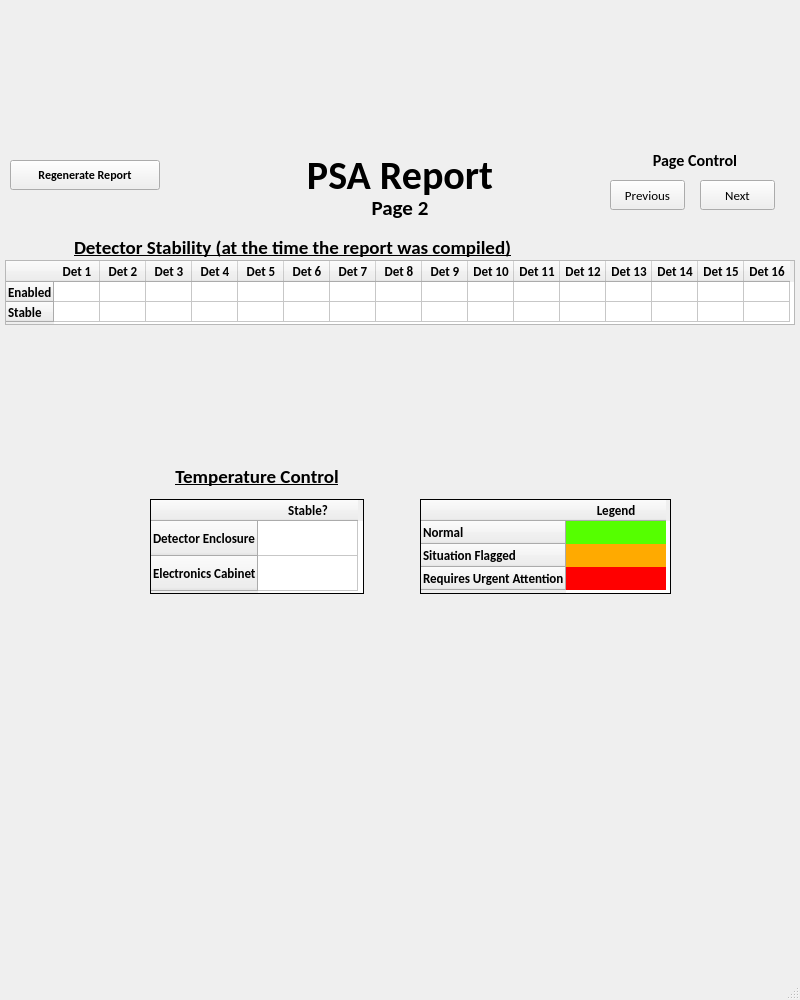
Before: the Qt Designer form PSA_page2.ui in LintonRitchie/Scantech_Monthly_PSA_Report, drawn with Qt 5.
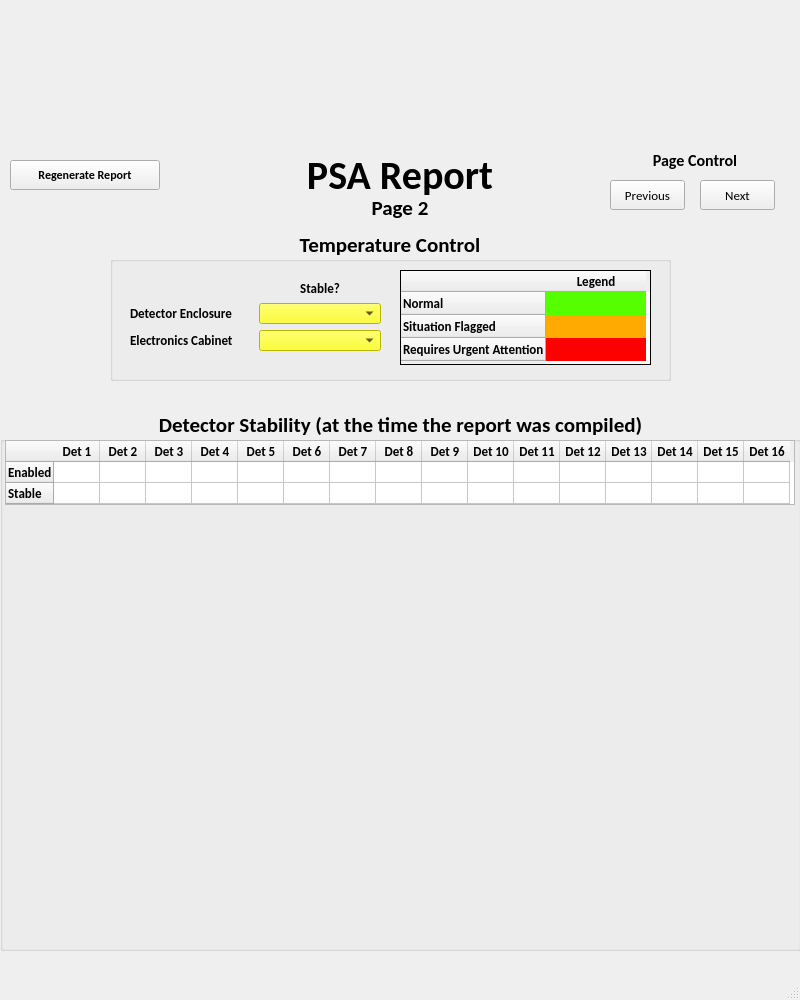
After: the same form once the commit is applied. Icons and pictures are not drawn.

```diff
--- a/PSA_page2.ui
+++ b/PSA_page2.ui
@@ -3,6 +3,9 @@
  <author>Linton Ritchie - Scantech (C) 2022</author>
  <class>PSAPage2</class>
  <widget class="QMainWindow" name="PSAPage2">
+  <property name="enabled">
+   <bool>true</bool>
+  </property>
   <property name="geometry">
    <rect>
     <x>0</x>
@@ -176,11 +179,341 @@
      <set>Qt::AlignCenter</set>
     </property>
    </widget>
+   <widget class="QGroupBox" name="groupBox">
+    <property name="enabled">
+     <bool>true</bool>
+    </property>
+    <property name="geometry">
+     <rect>
+      <x>110</x>
+      <y>230</y>
+      <width>561</width>
+      <height>151</height>
+     </rect>
+    </property>
+    <property name="font">
+     <font>
+      <family>Calibri</family>
+      <pointsize>16</pointsize>
+      <weight>75</weight>
+      <bold>true</bold>
+     </font>
+    </property>
+    <property name="title">
+     <string>Temperature Control</string>
+    </property>
+    <property name="alignment">
+     <set>Qt::AlignCenter</set>
+    </property>
+    <widget class="QWidget" name="">
+     <property name="geometry">
+      <rect>
+       <x>20</x>
+       <y>50</y>
+       <width>251</width>
+       <height>71</height>
+      </rect>
+     </property>
+     <layout class="QGridLayout" name="gridLayout">
+      <item row="3" column="0">
+       <widget class="QLabel" name="label_4">
+        <property name="font">
+         <font>
+          <family>Calibri</family>
+          <pointsize>10</pointsize>
+          <weight>75</weight>
+          <bold>true</bold>
+         </font>
+        </property>
+        <property name="text">
+         <string>Detector Enclosure</string>
+        </property>
+       </widget>
+      </item>
+      <item row="4" column="1">
+       <widget class="QComboBox" name="ElecCabTempcomboBox">
+        <property name="font">
+         <font>
+          <pointsize>10</pointsize>
+         </font>
+        </property>
+        <property name="styleSheet">
+         <string notr="true">background-color: rgb(255, 255, 0);</string>
+        </property>
+        <item>
+         <property name="text">
+          <string> </string>
+         </property>
+        </item>
+        <item>
+         <property name="text">
+          <string>Yes</string>
+         </property>
+        </item>
+        <item>
+         <property name="text">
+          <string>No</string>
+         </property>
+        </item>
+       </widget>
+      </item>
+      <item row="4" column="0">
+       <widget class="QLabel" name="label_5">
+        <property name="font">
+         <font>
+          <family>Calibri</family>
+          <pointsize>10</pointsize>
+          <weight>75</weight>
+          <bold>true</bold>
+         </font>
+        </property>
+        <property name="text">
+         <string>Electronics Cabinet</string>
+        </property>
+       </widget>
+      </item>
+      <item row="3" column="1">
+       <widget class="QComboBox" name="DetTempcomboBox">
+        <property name="font">
+         <font>
+          <pointsize>10</pointsize>
+         </font>
+        </property>
+        <property name="acceptDrops">
+         <bool>true</bool>
+        </property>
+        <property name="autoFillBackground">
+         <bool>false</bool>
+        </property>
+        <property name="styleSheet">
+         <string notr="true">background-color: rgb(255, 255, 0);</string>
+        </property>
+        <item>
+         <property name="text">
+          <string> </string>
+         </property>
+        </item>
+        <item>
+         <property name="text">
+          <string>Yes</string>
+         </property>
+        </item>
+        <item>
+         <property name="text">
+          <string>No</string>
+         </property>
+        </item>
+       </widget>
+      </item>
+      <item row="2" column="1">
+       <widget class="QLabel" name="label_6">
+        <property name="font">
+         <font>
+          <family>Calibri</family>
+          <pointsize>10</pointsize>
+          <weight>75</weight>
+          <bold>true</bold>
+         </font>
+        </property>
+        <property name="text">
+         <string>Stable?</string>
+        </property>
+        <property name="alignment">
+         <set>Qt::AlignBottom|Qt::AlignHCenter</set>
+        </property>
+       </widget>
+      </item>
+     </layout>
+    </widget>
+    <widget class="QTableWidget" name="tableWidget_5">
+     <property name="geometry">
+      <rect>
+       <x>290</x>
+       <y>40</y>
+       <width>251</width>
+       <height>95</height>
+      </rect>
+     </property>
+     <property name="font">
+      <font>
+       <pointsize>10</pointsize>
+      </font>
+     </property>
+     <property name="frameShape">
+      <enum>QFrame::Box</enum>
+     </property>
+     <property name="frameShadow">
+      <enum>QFrame::Plain</enum>
+     </property>
+     <property name="verticalScrollBarPolicy">
+      <enum>Qt::ScrollBarAlwaysOff</enum>
+     </property>
+     <property name="horizontalScrollBarPolicy">
+      <enum>Qt::ScrollBarAlwaysOff</enum>
+     </property>
+     <property name="showGrid">
+      <bool>false</bool>
+     </property>
+     <attribute name="horizontalHeaderMinimumSectionSize">
+      <number>30</number>
+     </attribute>
+     <attribute name="verticalHeaderDefaultSectionSize">
+      <number>23</number>
+     </attribute>
+     <attribute name="verticalHeaderMinimumSectionSize">
+      <number>20</number>
+     </attribute>
+     <row>
+      <property name="text">
+       <string>Normal</string>
+      </property>
+      <property name="font">
+       <font>
+        <family>Calibri</family>
+        <pointsize>10</pointsize>
+        <weight>75</weight>
+        <bold>true</bold>
+       </font>
+      </property>
+     </row>
+     <row>
+      <property name="text">
+       <string>Situation Flagged</string>
+      </property>
+      <property name="font">
+       <font>
+        <family>Calibri</family>
+        <pointsize>10</pointsize>
+        <weight>75</weight>
+        <bold>true</bold>
+       </font>
+      </property>
+     </row>
+     <row>
+      <property name="text">
+       <string>Requires Urgent Attention</string>
+      </property>
+      <property name="font">
+       <font>
+        <family>Calibri</family>
+        <pointsize>10</pointsize>
+        <weight>75</weight>
+        <bold>true</bold>
+       </font>
+      </property>
+     </row>
+     <column>
+      <property name="text">
+       <string>Legend</string>
+      </property>
+      <property name="font">
+       <font>
+        <family>Calibri</family>
+        <pointsize>10</pointsize>
+        <weight>75</weight>
+        <bold>true</bold>
+       </font>
+      </property>
+     </column>
+     <item row="0" column="0">
+      <property name="text">
+       <string>yt</string>
+      </property>
+      <property name="background">
+       <brush brushstyle="SolidPattern">
+        <color alpha="255">
+         <red>85</red>
+         <green>255</green>
+         <blue>0</blue>
+        </color>
+       </brush>
+      </property>
+      <property name="foreground">
+       <brush brushstyle="SolidPattern">
+        <color alpha="255">
+         <red>85</red>
+         <green>255</green>
+         <blue>0</blue>
+        </color>
+       </brush>
+      </property>
+     </item>
+     <item row="1" column="0">
+      <property name="text">
+       <string/>
+      </property>
+      <property name="background">
+       <brush brushstyle="SolidPattern">
+        <color alpha="255">
+         <red>255</red>
+         <green>170</green>
+         <blue>0</blue>
+        </color>
+       </brush>
+      </property>
+      <property name="foreground">
+       <brush brushstyle="SolidPattern">
+        <color alpha="255">
+         <red>0</red>
+         <green>0</green>
+         <blue>0</blue>
+        </color>
+       </brush>
+      </property>
+     </item>
+     <item row="2" column="0">
+      <property name="text">
+       <string/>
+      </property>
+      <property name="background">
+       <brush brushstyle="SolidPattern">
+        <color alpha="255">
+         <red>255</red>
+         <green>0</green>
+         <blue>0</blue>
+        </color>
+       </brush>
+      </property>
+      <property name="foreground">
+       <brush brushstyle="NoBrush">
+        <color alpha="255">
+         <red>255</red>
+         <green>0</green>
+         <blue>0</blue>
+        </color>
+       </brush>
+      </property>
+     </item>
+    </widget>
+   </widget>
+   <widget class="QGroupBox" name="groupBox_2">
+    <property name="geometry">
+     <rect>
+      <x>0</x>
+      <y>410</y>
+      <width>801</width>
+      <height>541</height>
+     </rect>
+    </property>
+    <property name="font">
+     <font>
+      <family>Calibri</family>
+      <pointsize>16</pointsize>
+      <weight>75</weight>
+      <bold>true</bold>
+     </font>
+    </property>
+    <property name="title">
+     <string>Detector Stability (at the time the report was compiled)</string>
+    </property>
+    <property name="alignment">
+     <set>Qt::AlignCenter</set>
+    </property>
    <widget class="QTableWidget" name="tableWidget">
     <property name="geometry">
      <rect>
       <x>5</x>
-      <y>260</y>
+       <y>30</y>
       <width>790</width>
       <height>65</height>
      </rect>
@@ -191,6 +524,11 @@
       <verstretch>0</verstretch>
      </sizepolicy>
     </property>
+     <property name="font">
+      <font>
+       <pointsize>10</pointsize>
+      </font>
+     </property>
     <property name="verticalScrollBarPolicy">
      <enum>Qt::ScrollBarAlwaysOff</enum>
     </property>
@@ -444,288 +782,13 @@
      </property>
     </column>
    </widget>
-   <widget class="QLabel" name="psa_report_title_3">
-    <property name="geometry">
-     <rect>
-      <x>74</x>
-      <y>230</y>
-      <width>500</width>
-      <height>30</height>
-     </rect>
-    </property>
-    <property name="font">
-     <font>
-      <family>Calibri</family>
-      <pointsize>14</pointsize>
-      <weight>75</weight>
-      <bold>true</bold>
-      <underline>true</underline>
-     </font>
-    </property>
-    <property name="text">
-     <string>Detector Stability (at the time the report was compiled)</string>
-    </property>
-    <property name="alignment">
-     <set>Qt::AlignBottom|Qt::AlignLeading|Qt::AlignLeft</set>
-    </property>
-   </widget>
-   <widget class="QTableWidget" name="tableWidget_4">
-    <property name="geometry">
-     <rect>
-      <x>150</x>
-      <y>499</y>
-      <width>214</width>
-      <height>95</height>
-     </rect>
-    </property>
-    <property name="frameShape">
-     <enum>QFrame::Box</enum>
-    </property>
-    <property name="frameShadow">
-     <enum>QFrame::Plain</enum>
-    </property>
-    <property name="verticalScrollBarPolicy">
-     <enum>Qt::ScrollBarAlwaysOff</enum>
-    </property>
-    <property name="horizontalScrollBarPolicy">
-     <enum>Qt::ScrollBarAlwaysOff</enum>
-    </property>
-    <property name="showGrid">
-     <bool>true</bool>
-    </property>
-    <property name="gridStyle">
-     <enum>Qt::SolidLine</enum>
-    </property>
-    <attribute name="verticalHeaderDefaultSectionSize">
-     <number>35</number>
-    </attribute>
-    <row>
-     <property name="text">
-      <string>Detector Enclosure</string>
-     </property>
-     <property name="font">
-      <font>
-       <family>Calibri</family>
-       <pointsize>10</pointsize>
-       <weight>75</weight>
-       <bold>true</bold>
-      </font>
-     </property>
-    </row>
-    <row>
-     <property name="text">
-      <string>Electronics Cabinet</string>
-     </property>
-     <property name="font">
-      <font>
-       <family>Calibri</family>
-       <pointsize>10</pointsize>
-       <weight>75</weight>
-       <bold>true</bold>
-      </font>
-     </property>
-    </row>
-    <column>
-     <property name="text">
-      <string>Stable?</string>
-     </property>
-     <property name="font">
-      <font>
-       <family>Calibri</family>
-       <pointsize>10</pointsize>
-       <weight>75</weight>
-       <bold>true</bold>
-      </font>
-     </property>
-    </column>
-   </widget>
-   <widget class="QLabel" name="psa_report_title_4">
-    <property name="geometry">
-     <rect>
-      <x>150</x>
-      <y>459</y>
-      <width>214</width>
-      <height>30</height>
-     </rect>
-    </property>
-    <property name="font">
-     <font>
-      <family>Calibri</family>
-      <pointsize>14</pointsize>
-      <weight>75</weight>
-      <bold>true</bold>
-      <underline>true</underline>
-     </font>
-    </property>
-    <property name="text">
-     <string>Temperature Control</string>
-    </property>
-    <property name="alignment">
-     <set>Qt::AlignBottom|Qt::AlignHCenter</set>
-    </property>
-   </widget>
-   <widget class="QTableWidget" name="tableWidget_5">
-    <property name="geometry">
-     <rect>
-      <x>420</x>
-      <y>499</y>
-      <width>251</width>
-      <height>95</height>
-     </rect>
-    </property>
-    <property name="frameShape">
-     <enum>QFrame::Box</enum>
-    </property>
-    <property name="frameShadow">
-     <enum>QFrame::Plain</enum>
-    </property>
-    <property name="verticalScrollBarPolicy">
-     <enum>Qt::ScrollBarAlwaysOff</enum>
-    </property>
-    <property name="horizontalScrollBarPolicy">
-     <enum>Qt::ScrollBarAlwaysOff</enum>
-    </property>
-    <property name="showGrid">
-     <bool>false</bool>
-    </property>
-    <attribute name="horizontalHeaderMinimumSectionSize">
-     <number>30</number>
-    </attribute>
-    <attribute name="verticalHeaderDefaultSectionSize">
-     <number>23</number>
-    </attribute>
-    <attribute name="verticalHeaderMinimumSectionSize">
-     <number>20</number>
-    </attribute>
-    <row>
-     <property name="text">
-      <string>Normal</string>
-     </property>
-     <property name="font">
-      <font>
-       <family>Calibri</family>
-       <pointsize>10</pointsize>
-       <weight>75</weight>
-       <bold>true</bold>
-      </font>
-     </property>
-    </row>
-    <row>
-     <property name="text">
-      <string>Situation Flagged</string>
-     </property>
-     <property name="font">
-      <font>
-       <family>Calibri</family>
-       <pointsize>10</pointsize>
-       <weight>75</weight>
-       <bold>true</bold>
-      </font>
-     </property>
-    </row>
-    <row>
-     <property name="text">
-      <string>Requires Urgent Attention</string>
-     </property>
-     <property name="font">
-      <font>
-       <family>Calibri</family>
-       <pointsize>10</pointsize>
-       <weight>75</weight>
-       <bold>true</bold>
-      </font>
-     </property>
-    </row>
-    <column>
-     <property name="text">
-      <string>Legend</string>
-     </property>
-     <property name="font">
-      <font>
-       <family>Calibri</family>
-       <pointsize>10</pointsize>
-       <weight>75</weight>
-       <bold>true</bold>
-      </font>
-     </property>
-    </column>
-    <item row="0" column="0">
-     <property name="text">
-      <string>yt</string>
-     </property>
-     <property name="background">
-      <brush brushstyle="SolidPattern">
-       <color alpha="255">
-        <red>85</red>
-        <green>255</green>
-        <blue>0</blue>
-       </color>
-      </brush>
-     </property>
-     <property name="foreground">
-      <brush brushstyle="SolidPattern">
-       <color alpha="255">
-        <red>85</red>
-        <green>255</green>
-        <blue>0</blue>
-       </color>
-      </brush>
-     </property>
-    </item>
-    <item row="1" column="0">
-     <property name="text">
-      <string/>
-     </property>
-     <property name="background">
-      <brush brushstyle="SolidPattern">
-       <color alpha="255">
-        <red>255</red>
-        <green>170</green>
-        <blue>0</blue>
-       </color>
-      </brush>
-     </property>
-     <property name="foreground">
-      <brush brushstyle="SolidPattern">
-       <color alpha="255">
-        <red>0</red>
-        <green>0</green>
-        <blue>0</blue>
-       </color>
-      </brush>
-     </property>
-    </item>
-    <item row="2" column="0">
-     <property name="text">
-      <string/>
-     </property>
-     <property name="background">
-      <brush brushstyle="SolidPattern">
-       <color alpha="255">
-        <red>255</red>
-        <green>0</green>
-        <blue>0</blue>
-       </color>
-      </brush>
-     </property>
-     <property name="foreground">
-      <brush brushstyle="NoBrush">
-       <color alpha="255">
-        <red>255</red>
-        <green>0</green>
-        <blue>0</blue>
-       </color>
-      </brush>
-     </property>
-    </item>
-   </widget>
    <widget class="QLabel" name="label_3">
     <property name="geometry">
      <rect>
-      <x>75</x>
-      <y>600</y>
+       <x>70</x>
+       <y>110</y>
       <width>650</width>
-      <height>350</height>
+       <height>421</height>
      </rect>
     </property>
     <property name="text">
@@ -739,6 +802,21 @@
     </property>
    </widget>
   </widget>
+   <zorder>groupBox_2</zorder>
+   <zorder>groupBox</zorder>
+   <zorder>label</zorder>
+   <zorder>psa_report_title</zorder>
+   <zorder>NextPage</zorder>
+   <zorder>Regenerate</zorder>
+   <zorder>psa_report_title_2</zorder>
+   <zorder>PreviousPage</zorder>
+   <zorder>label_2</zorder>
+   <zorder>DetTempcomboBox</zorder>
+   <zorder>ElecCabTempcomboBox</zorder>
+   <zorder>label_4</zorder>
+   <zorder>label_5</zorder>
+   <zorder>label_6</zorder>
+  </widget>
   <widget class="QMenuBar" name="menubar">
    <property name="geometry">
     <rect>
```
Left out of the diff: 32 changed lines with no effect on the pictures. Lines whose indentation alone changed are shown as unchanged.
